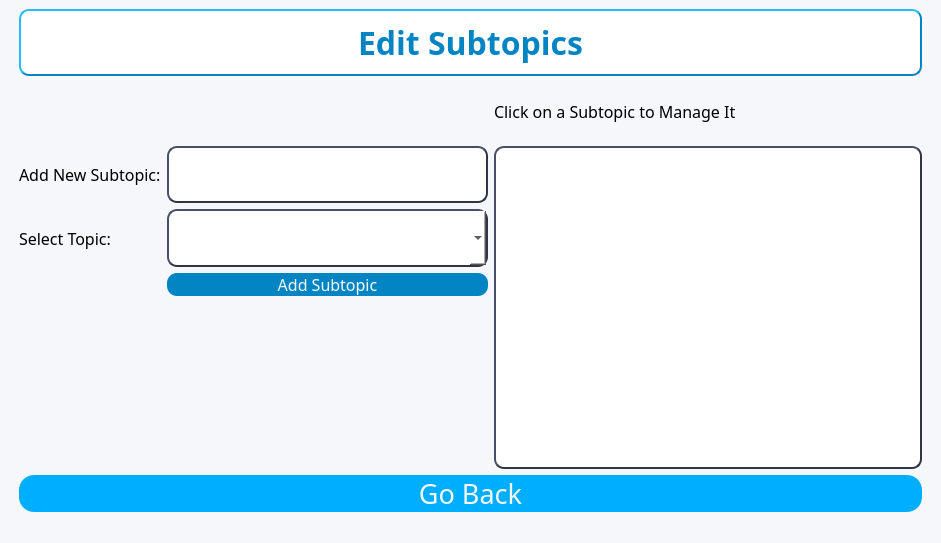
Qt form gui/editSubtopics.ui (AlexShem247/note-and-flashcard-maker) before a commit.
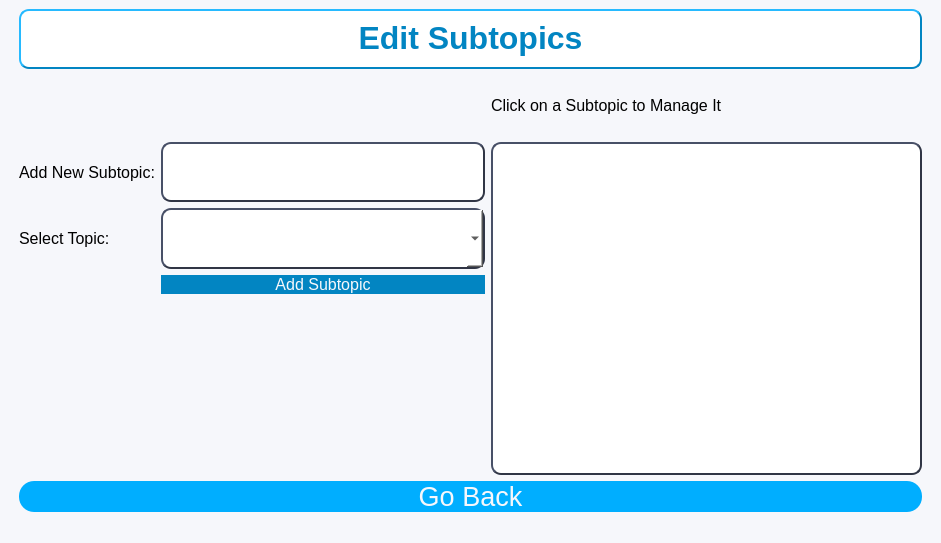
The same form after that commit.

Commit message: Changed Font to MS Shell

```diff
--- a/gui/editSubtopics.ui
+++ b/gui/editSubtopics.ui
@@ -51,7 +51,7 @@
         </property>
         <property name="font">
          <font>
-          <family>Neue Haas Grotesk Text Pro</family>
+          <family>MS Shell Dlg 2</family>
           <pointsize>12</pointsize>
          </font>
         </property>
@@ -74,7 +74,7 @@
         </property>
         <property name="font">
          <font>
-          <family>Neue Haas Grotesk Text Pro</family>
+          <family>MS Shell Dlg 2</family>
           <pointsize>12</pointsize>
          </font>
         </property>
@@ -93,7 +93,7 @@
         </property>
         <property name="font">
          <font>
-          <family>Neue Haas Grotesk Text Pro</family>
+          <family>MS Shell Dlg 2</family>
           <pointsize>20</pointsize>
          </font>
         </property>
@@ -123,7 +123,7 @@
         </property>
         <property name="font">
          <font>
-          <family>Neue Haas Grotesk Text Pro</family>
+          <family>MS Shell Dlg 2</family>
           <pointsize>12</pointsize>
          </font>
         </property>
@@ -136,7 +136,7 @@
        <widget class="QListWidget" name="subtopicListWidget">
         <property name="font">
          <font>
-          <family>Neue Haas Grotesk Text Pro</family>
+          <family>MS Shell Dlg 2</family>
           <pointsize>12</pointsize>
          </font>
         </property>
@@ -159,7 +159,7 @@
         </property>
         <property name="font">
          <font>
-          <family>Neue Haas Grotesk Text Pro</family>
+          <family>MS Shell Dlg 2</family>
           <pointsize>12</pointsize>
          </font>
         </property>
@@ -178,7 +178,7 @@
         </property>
         <property name="font">
          <font>
-          <family>Neue Haas Grotesk Text Pro</family>
+          <family>MS Shell Dlg 2</family>
           <pointsize>12</pointsize>
          </font>
         </property>
@@ -217,7 +217,7 @@
         </property>
         <property name="font">
          <font>
-          <family>Neue Haas Grotesk Text Pro</family>
+          <family>MS Shell Dlg 2</family>
           <pointsize>12</pointsize>
          </font>
         </property>
@@ -241,7 +241,7 @@
        <widget class="QLabel" name="label_4">
         <property name="font">
          <font>
-          <family>Neue Haas Grotesk Text Pro</family>
+          <family>MS Shell Dlg 2</family>
           <pointsize>24</pointsize>
           <weight>75</weight>
           <bold>true</bold>
```
The commit also changes 27 other files.
